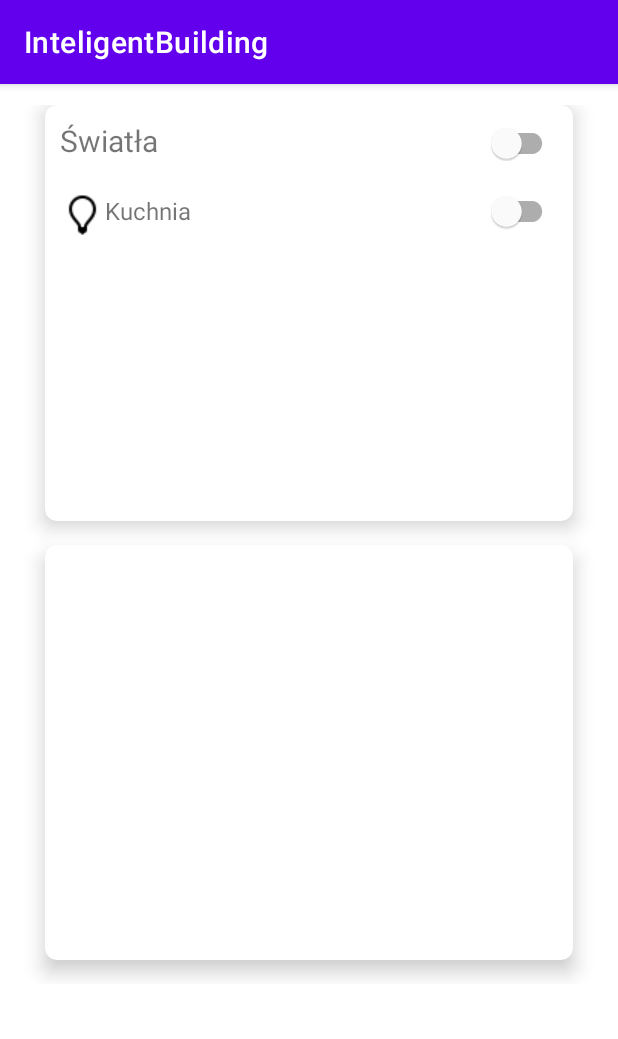
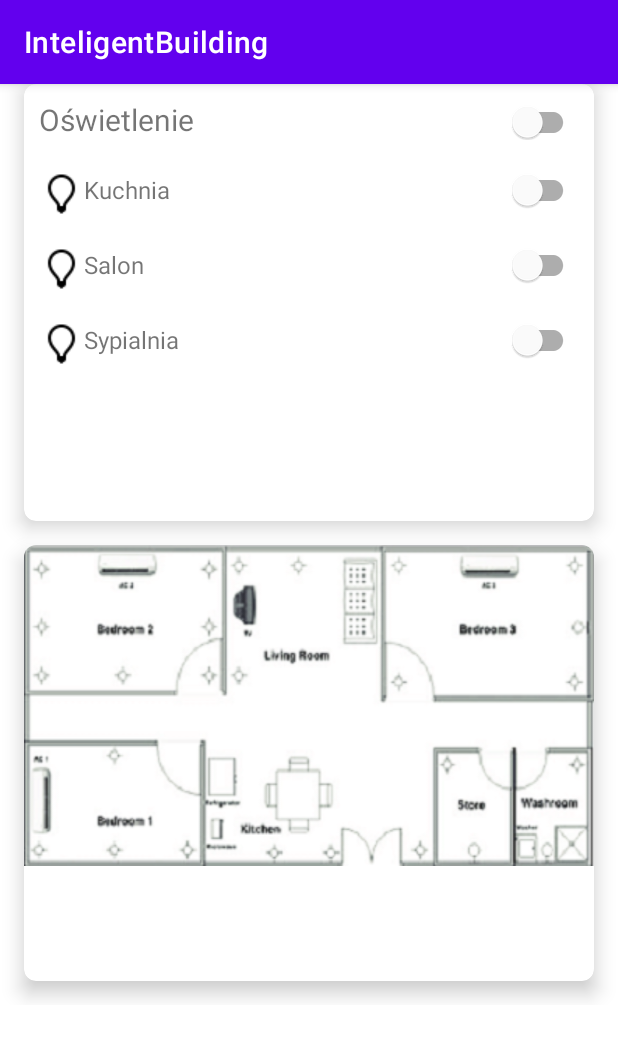
Before and after one commit to JakubManka/InteligentBuilding, an Android app: the screen it shows after launch (MainActivity), on a phone screen of 412 x 824 dp. Shown: the top 1039 px of the screen. Run offline under Robolectric (Android 15) with nearby library versions, the phone set to English and light mode, and no system bars.

Commit message:
:sparkles: add feature to turn on and off lights

```diff
--- a/app/src/main/java/pwr/inteligentbuilding/MainActivity.java
+++ b/app/src/main/java/pwr/inteligentbuilding/MainActivity.java
@@ -3,12 +3,71 @@ package pwr.inteligentbuilding;
 import androidx.appcompat.app.AppCompatActivity;
 
 import android.os.Bundle;
+import android.view.View;
+import android.widget.CompoundButton;
 
-public class MainActivity extends AppCompatActivity {
+import com.google.android.material.switchmaterial.SwitchMaterial;
+
+import java.util.ArrayList;
+import java.util.HashMap;
+import java.util.List;
+import java.util.Map;
+
+public class MainActivity extends AppCompatActivity implements CompoundButton.OnCheckedChangeListener {
+
+    Map<SwitchMaterial, Boolean> lights = new HashMap<>();
 
     @Override
     protected void onCreate(Bundle savedInstanceState) {
         super.onCreate(savedInstanceState);
         setContentView(R.layout.activity_main);
+
+//        lights.put(findViewById(R.id.oswietlenie, false);
+        lights.put((SwitchMaterial) findViewById(R.id.oswietlenie), false);
+        lights.put((SwitchMaterial) findViewById(R.id.kuchnia), false);
+        lights.put((SwitchMaterial) findViewById(R.id.sypialnia), false);
+        lights.put((SwitchMaterial) findViewById(R.id.salon), false);
+
+
+        lights.forEach((light, checked) -> light.setOnCheckedChangeListener(this));
+
+
+    }
+
+    @Override
+    public void onCheckedChanged(CompoundButton buttonView, boolean isChecked) {
+
+        lights.put((SwitchMaterial) findViewById(buttonView.getId()), isChecked);
+
+        updateLightsView(buttonView, isChecked);
+
+    }
+
+    private void updateLightsView(CompoundButton buttonView, boolean isChecked) {
+
+        if (buttonView.getId() == R.id.oswietlenie && !isAnyLightChecked()) {
+
+            lights.replaceAll((lights, clicked) -> clicked = isChecked);
+
+        } else if (buttonView.getId() == R.id.oswietlenie && !isChecked) {
+            lights.replaceAll((lights, clicked) -> clicked = isChecked);
+
+        } else if (isAnyLightChecked()) {
+            lights.put((SwitchMaterial) findViewById(R.id.oswietlenie), true);
+        }
+
+        lights.forEach((light, clicked) -> {
+            light.setChecked(clicked);
+        });
+    }
+
+    private boolean isAnyLightChecked() {
+        boolean[] isClicked = {false};
+        lights.forEach((lights, clicked) -> {
+            if (lights.getId() != R.id.oswietlenie && clicked) {
+                isClicked[0] = true;
+            }
+        });
+        return isClicked[0];
     }
 }
--- a/app/src/main/res/layout/activity_main.xml
+++ b/app/src/main/res/layout/activity_main.xml
@@ -2,6 +2,8 @@
 <LinearLayout xmlns:android="http://schemas.android.com/apk/res/android"
     xmlns:app="http://schemas.android.com/apk/res-auto"
     xmlns:tools="http://schemas.android.com/tools"
+    android:hardwareAccelerated="false"
+    android:largeHeap="true"
     android:layout_width="match_parent"
     android:layout_height="match_parent"
     android:orientation="vertical"
@@ -14,7 +16,6 @@
         android:layout_weight="8"
         android:alignmentMode="alignMargins"
         android:columnCount="1"
-        android:padding="14dp"
         android:rowCount="3">
 
 
@@ -41,13 +42,14 @@
                     android:layout_height="wrap_content">
                     <TextView
                         android:layout_width="wrap_content"
-                        android:text="Światła"
+                        android:text="@string/oswietlenie"
                         android:textSize="20sp"
                         android:layout_height="wrap_content">
                     </TextView>
 
                     <com.google.android.material.switchmaterial.SwitchMaterial
                         android:layout_width="match_parent"
+                        android:id="@+id/oswietlenie"
                         android:layout_height="0dp">
                     </com.google.android.material.switchmaterial.SwitchMaterial>
                 </LinearLayout>
@@ -67,7 +69,33 @@
 
                     <TextView
                         android:layout_width="wrap_content"
-                        android:text="Kuchnia"
+                        android:text="@string/kuchnia"
+                        android:textSize="16sp"
+                        android:layout_height="wrap_content">
+                    </TextView>
+                    <com.google.android.material.switchmaterial.SwitchMaterial
+                        android:layout_width="match_parent"
+                        android:id="@+id/kuchnia"
+                        android:layout_height="0dp">
+                    </com.google.android.material.switchmaterial.SwitchMaterial>
+                </LinearLayout>
+
+                <LinearLayout
+                    android:layout_width="match_parent"
+                    android:orientation="horizontal"
+                    android:padding="10dp"
+                    android:layout_height="wrap_content">
+
+                    <ImageView
+                        android:layout_width="wrap_content"
+                        android:src="@drawable/light_bulb"
+                        android:layout_height="wrap_content">
+
+                    </ImageView>
+
+                    <TextView
+                        android:layout_width="wrap_content"
+                        android:text="@string/salon"
                         android:textSize="16sp"
                         android:layout_height="wrap_content">
                     </TextView>
@@ -75,9 +103,40 @@
 
                     <com.google.android.material.switchmaterial.SwitchMaterial
                         android:layout_width="match_parent"
+                        android:id="@+id/salon"
                         android:layout_height="0dp">
                     </com.google.android.material.switchmaterial.SwitchMaterial>
                 </LinearLayout>
+
+                <LinearLayout
+                    android:layout_width="match_parent"
+                    android:orientation="horizontal"
+                    android:padding="10dp"
+                    android:layout_height="wrap_content">
+
+                    <ImageView
+                        android:layout_width="wrap_content"
+                        android:src="@drawable/light_bulb"
+                        android:layout_height="wrap_content">
+
+                    </ImageView>
+
+                    <TextView
+                        android:layout_width="wrap_content"
+                        android:text="@string/sypialnia"
+                        android:textSize="16sp"
+                        android:layout_height="wrap_content">
+                    </TextView>
+
+
+                    <com.google.android.material.switchmaterial.SwitchMaterial
+                        android:layout_width="match_parent"
+                        android:id="@+id/sypialnia"
+                        android:layout_height="0dp">
+                    </com.google.android.material.switchmaterial.SwitchMaterial>
+                </LinearLayout>
+
+
             </LinearLayout>
 
 
@@ -92,7 +151,16 @@
             android:layout_marginRight="16dp"
             android:layout_marginBottom="16dp"
             app:cardCornerRadius="8dp"
-            app:cardElevation="8dp"></androidx.cardview.widget.CardView>
+            app:cardElevation="8dp">
+
+            <LinearLayout
+                android:layout_width="wrap_content"
+                android:layout_height="wrap_content"
+                android:background="@drawable/house_map">
+
+            </LinearLayout>
+
+        </androidx.cardview.widget.CardView>
 
     </GridLayout>
 
--- a/app/src/main/res/values/strings.xml
+++ b/app/src/main/res/values/strings.xml
@@ -1,3 +1,7 @@
 <resources>
     <string name="app_name">InteligentBuilding</string>
+    <string name="oswietlenie">Oświetlenie</string>
+    <string name="kuchnia">Kuchnia</string>
+    <string name="salon">Salon</string>
+    <string name="sypialnia">Sypialnia</string>
 </resources>
```
Also changed, not shown: app/src/main/res/drawable/house_map.png (added), app/src/main/res/drawable/light_bulb_house_off.jpg (added).
